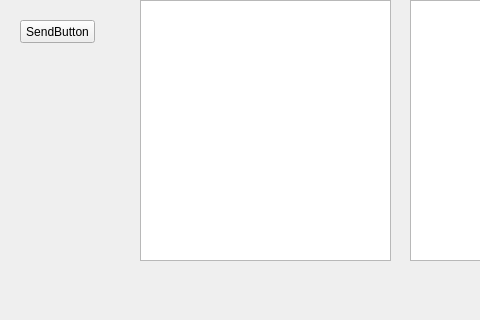
Before: the Qt Designer form mainwindow.ui in Vad118/server, drawn with Qt 5; both pictures show x 0 to 480 and y 0 to 320 of the 743 by 455 pixel window.
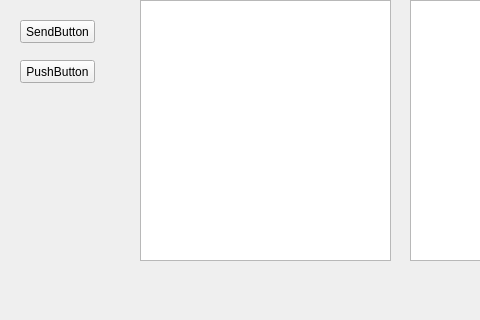
After: the same form once the commit is applied.

Commit message: graphics on button done

The edit to the form file:
```diff
--- a/mainwindow.ui
+++ b/mainwindow.ui
@@ -50,6 +50,19 @@
      </rect>
     </property>
    </widget>
+   <widget class="QPushButton" name="pushButton">
+    <property name="geometry">
+     <rect>
+      <x>20</x>
+      <y>60</y>
+      <width>75</width>
+      <height>23</height>
+     </rect>
+    </property>
+    <property name="text">
+     <string>PushButton</string>
+    </property>
+   </widget>
   </widget>
   <widget class="QMenuBar" name="menuBar">
    <property name="geometry">
```
The commit also changes 11 other files.
